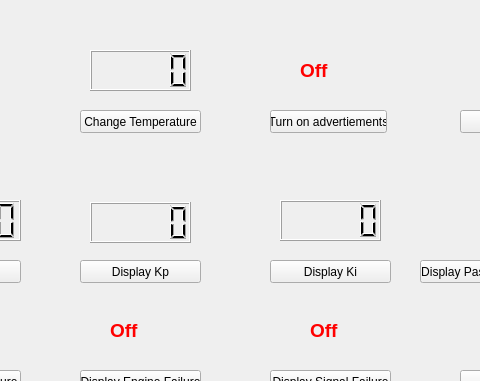
First picture: the form in src/UI/HWTrainController/HW_Train_Controller.ui, repository aet37/ECE1140-Project, before the edit; both pictures show x 300 to 780 and y 0 to 381 of the 1122 by 646 pixel window.
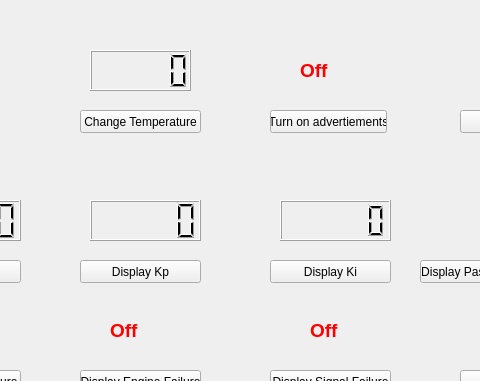
Second picture: the form after the edit.

What changed in the file:
```diff
--- a/src/UI/HWTrainController/HW_Train_Controller.ui
+++ b/src/UI/HWTrainController/HW_Train_Controller.ui
@@ -258,32 +258,6 @@
      </rect>
     </property>
    </widget>
-   <widget class="QLCDNumber" name="KiLCD">
-    <property name="geometry">
-     <rect>
-      <x>580</x>
-      <y>200</y>
-      <width>101</width>
-      <height>41</height>
-     </rect>
-    </property>
-    <property name="value" stdset="0">
-     <double>0.000000000000000</double>
-    </property>
-    <property name="intValue" stdset="0">
-     <number>0</number>
-    </property>
-   </widget>
-   <widget class="QLCDNumber" name="KpLCD">
-    <property name="geometry">
-     <rect>
-      <x>390</x>
-      <y>202</y>
-      <width>101</width>
-      <height>41</height>
-     </rect>
-    </property>
-   </widget>
    <widget class="QLabel" name="AnnounceLabel">
     <property name="geometry">
      <rect>
@@ -553,6 +527,32 @@
      <string>Off</string>
     </property>
    </widget>
+   <widget class="QLCDNumber" name="KpLCD">
+    <property name="geometry">
+     <rect>
+      <x>390</x>
+      <y>200</y>
+      <width>111</width>
+      <height>41</height>
+     </rect>
+    </property>
+   </widget>
+   <widget class="QLCDNumber" name="KiLCD">
+    <property name="geometry">
+     <rect>
+      <x>580</x>
+      <y>200</y>
+      <width>111</width>
+      <height>41</height>
+     </rect>
+    </property>
+    <property name="smallDecimalPoint">
+     <bool>true</bool>
+    </property>
+    <property name="value" stdset="0">
+     <double>0.000000000000000</double>
+    </property>
+   </widget>
   </widget>
   <widget class="QMenuBar" name="menubar">
    <property name="geometry">
```
